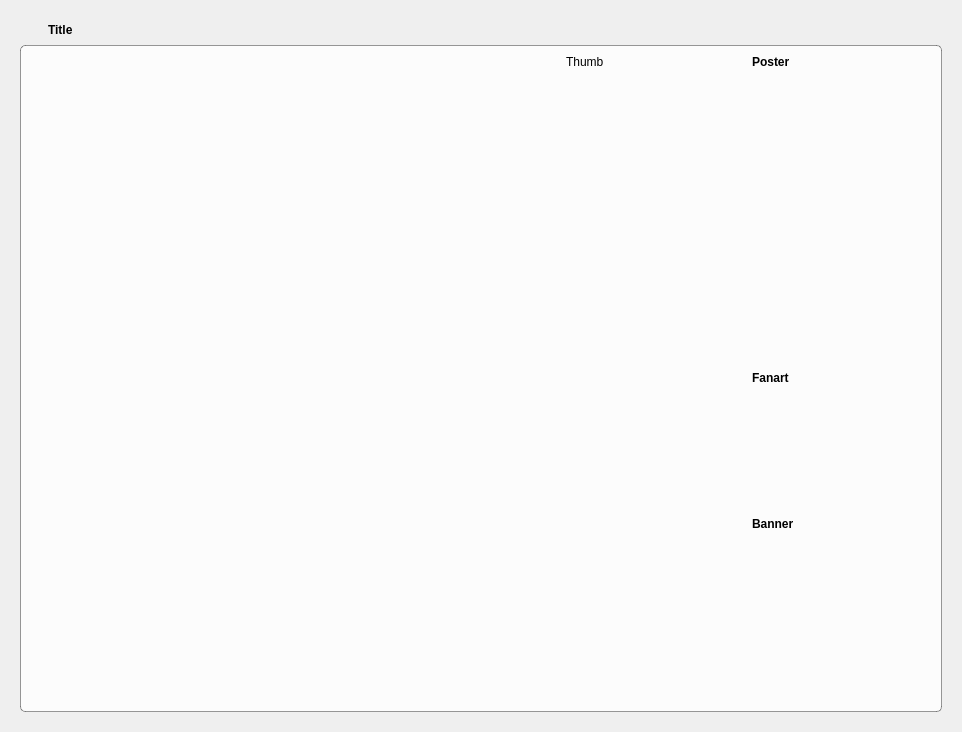
This is tvShows/TvShowWidgetSeason.ui in Komet/MediaElch as Qt 5 draws it before an edit. The edited form follows.
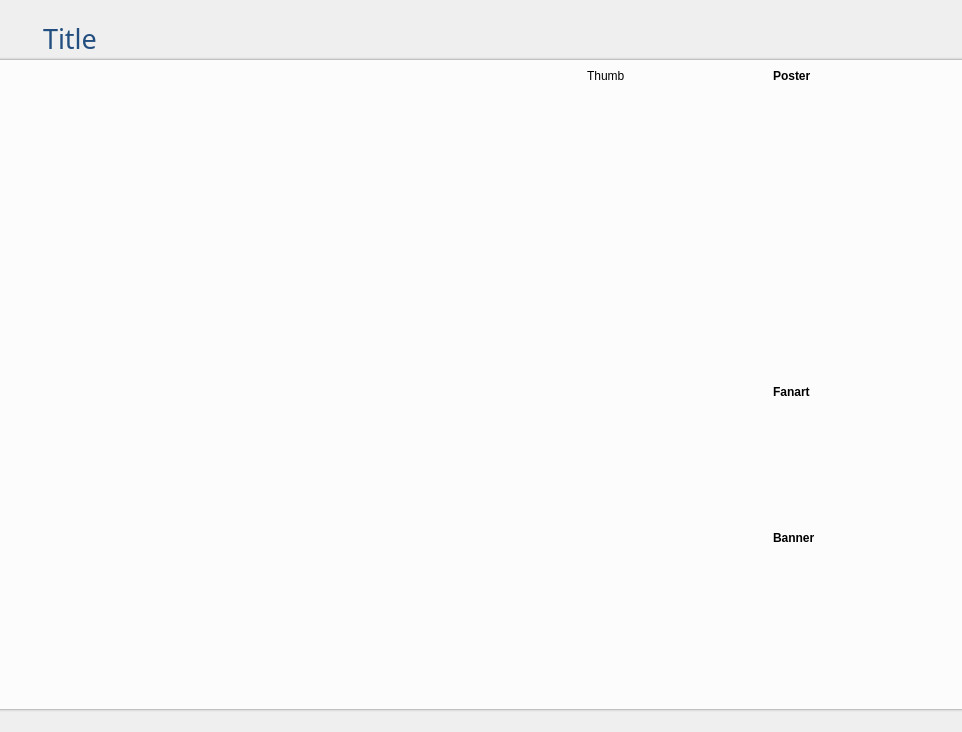
This is the edited form. Icons and pictures are not drawn. Custom widgets are drawn as their Qt base class.

Diff of the .ui file:
```diff
--- a/tvShows/TvShowWidgetSeason.ui
+++ b/tvShows/TvShowWidgetSeason.ui
@@ -13,15 +13,40 @@
   <property name="windowTitle">
    <string>Form</string>
   </property>
-  <layout class="QVBoxLayout" name="verticalLayout_2" stretch="0,1">
+  <layout class="QVBoxLayout" name="verticalLayout_2" stretch="0,0,1,0">
    <property name="spacing">
-    <number>5</number>
+    <number>0</number>
    </property>
-   <property name="margin">
+   <property name="leftMargin">
+    <number>0</number>
+   </property>
+   <property name="topMargin">
+    <number>20</number>
+   </property>
+   <property name="rightMargin">
+    <number>0</number>
+   </property>
+   <property name="bottomMargin">
     <number>20</number>
    </property>
    <item>
     <layout class="QHBoxLayout" name="horizontalLayout_3">
+     <item>
+      <spacer name="horizontalSpacer_2">
+       <property name="orientation">
+        <enum>Qt::Horizontal</enum>
+       </property>
+       <property name="sizeType">
+        <enum>QSizePolicy::Fixed</enum>
+       </property>
+       <property name="sizeHint" stdset="0">
+        <size>
+         <width>20</width>
+         <height>20</height>
+        </size>
+       </property>
+      </spacer>
+     </item>
      <item>
       <widget class="QToolButton" name="buttonRevert">
        <property name="cursor">
@@ -48,10 +73,14 @@
       <widget class="QLabel" name="title">
        <property name="font">
         <font>
-         <weight>75</weight>
-         <bold>true</bold>
+         <family>Pathway Gothic One</family>
+         <pointsize>20</pointsize>
         </font>
        </property>
+       <property name="styleSheet">
+        <string notr="true">color: #224f7f;
+</string>
+       </property>
        <property name="text">
         <string>Title</string>
        </property>
@@ -75,12 +104,31 @@
      </item>
     </layout>
    </item>
+   <item>
+    <widget class="QWidget" name="widget" native="true">
+     <property name="minimumSize">
+      <size>
+       <width>0</width>
+       <height>3</height>
+      </size>
+     </property>
+     <property name="maximumSize">
+      <size>
+       <width>16777215</width>
+       <height>3</height>
+      </size>
+     </property>
+     <property name="styleSheet">
+      <string notr="true">background-color: qlineargradient(spread:pad, x1:1, y1:1, x2:1, y2:0, stop:0 rgba(100, 100, 100, 255), stop:0.2 rgba(100, 100, 100, 50), stop:1 rgba(255, 255, 255, 0));
+</string>
+     </property>
+    </widget>
+   </item>
    <item>
     <widget class="QGroupBox" name="groupBox_3">
      <property name="styleSheet">
       <string notr="true">QGroupBox {
-	border: 1px solid rgba(0, 0, 0, 100);
-	border-radius: 5px;
+	border-radius: 0;
 	background-color: rgba(255, 255, 255, 200);
 }</string>
      </property>
@@ -326,6 +374,26 @@
      </layout>
     </widget>
    </item>
+   <item>
+    <widget class="QWidget" name="widget_2" native="true">
+     <property name="minimumSize">
+      <size>
+       <width>0</width>
+       <height>3</height>
+      </size>
+     </property>
+     <property name="maximumSize">
+      <size>
+       <width>16777215</width>
+       <height>3</height>
+      </size>
+     </property>
+     <property name="styleSheet">
+      <string notr="true">background-color: qlineargradient(spread:pad, x1:1, y1:0, x2:1, y2:1, stop:0 rgba(100, 100, 100, 255), stop:0.2 rgba(100, 100, 100, 50), stop:1 rgba(255, 255, 255, 0));
+</string>
+     </property>
+    </widget>
+   </item>
   </layout>
  </widget>
  <customwidgets>
```
